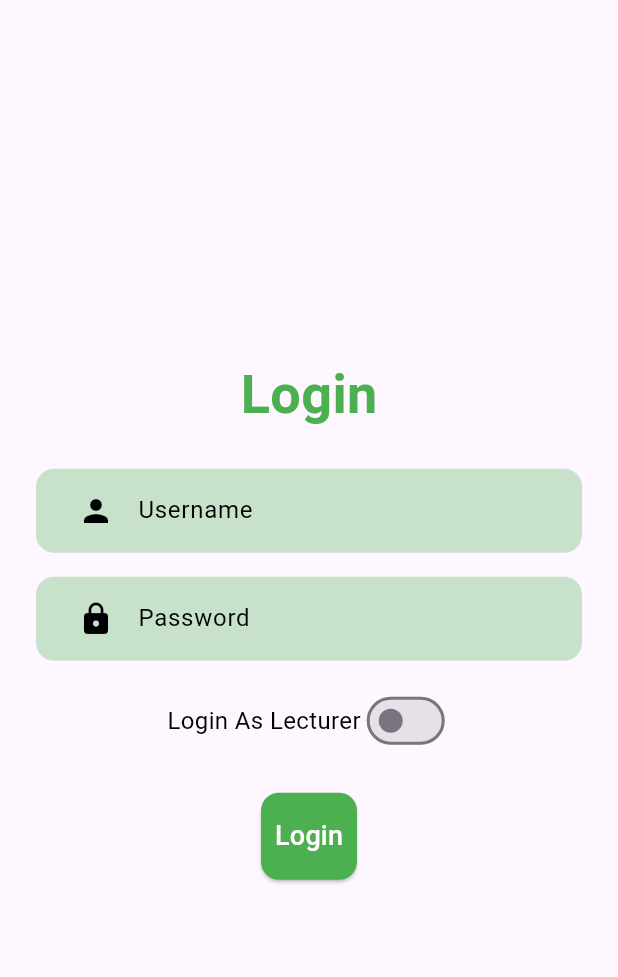
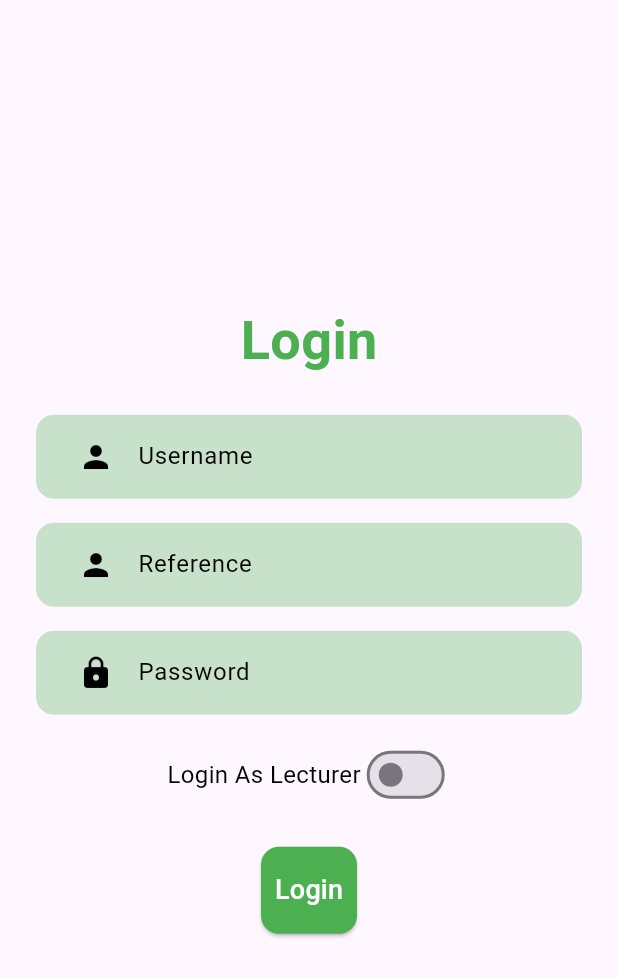
Before and after one commit to Abrantepah/ams_mobile_flutter, a Flutter app: the screen it shows after launch, on a phone screen of 412 x 824 dp. Shown: the top 977 px of the screen. Run offline on Flutter 3.47's test engine with Material 3 defaults, Android fonts, the phone set to English and light mode, and no system bars; our stand-ins replace geolocator, shared_preferences.

Commit message:
'pub_update'

```diff
--- a/lib/start_pages/login_page.dart
+++ b/lib/start_pages/login_page.dart
@@ -14,6 +14,7 @@ class _LoginPageState extends State<LoginPage> {
   bool isLecturer = false;
   TextEditingController usernameController = TextEditingController();
   TextEditingController passwordController = TextEditingController();
+  TextEditingController referenceController = TextEditingController();
   bool _isLoading = false;
   late String uuidCode;
 
@@ -34,6 +35,7 @@ class _LoginPageState extends State<LoginPage> {
         body: {
           'username': usernameController.text.trim(),
           'password': passwordController.text.trim(),
+          'reference': referenceController.text.trim(),
           'uuidcode':
               storedUUID ?? '', // Use an empty string if storedUUID is null
         },
@@ -119,6 +121,12 @@ class _LoginPageState extends State<LoginPage> {
             ),
             const SizedBox(height: 16.0),
             NeumorphicTextField(
+              label: 'Reference',
+              icon: Icons.person,
+              controller: referenceController,
+            ),
+            const SizedBox(height: 16.0),
+            NeumorphicTextField(
               label: 'Password',
               icon: Icons.lock,
               isPassword: true,
@@ -147,7 +155,9 @@ class _LoginPageState extends State<LoginPage> {
             ElevatedButton(
               onPressed: _login,
               style: ElevatedButton.styleFrom(
-                foregroundColor: Colors.white, padding: const EdgeInsets.symmetric(vertical: 16.0), backgroundColor: Colors.green,
+                foregroundColor: Colors.white,
+                padding: const EdgeInsets.symmetric(vertical: 16.0),
+                backgroundColor: Colors.green,
                 shape: RoundedRectangleBorder(
                   borderRadius: BorderRadius.circular(12.0),
                 ),
--- a/pubspec.yaml
+++ b/pubspec.yaml
@@ -44,6 +44,7 @@ dev_dependencies:
   flutter_test:
     sdk: flutter
   flutter_launcher_icons: "^0.13.1"
+  flutter_lints: ^3.0.1
 
 flutter_launcher_icons:
   android: "launcher_icon"
```
Also changed, not shown: pubspec.lock.
